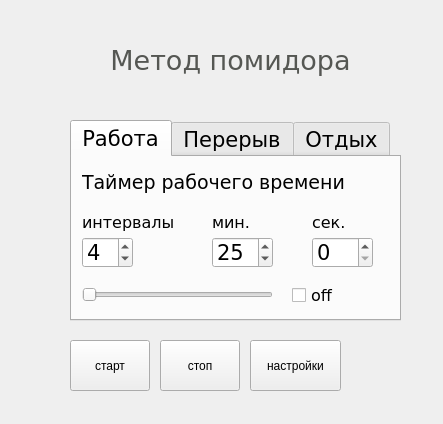
First picture: the form in ui/mainform.ui, repository newformat/gui_tomato, before the edit.
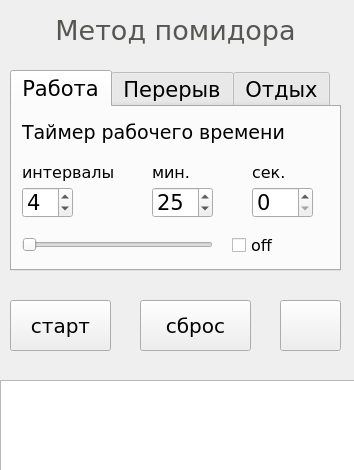
Second picture: the form after the edit. Icons and pictures are not drawn.

```diff
--- a/ui/mainform.ui
+++ b/ui/mainform.ui
@@ -6,18 +6,22 @@
    <rect>
     <x>0</x>
     <y>0</y>
-    <width>443</width>
-    <height>424</height>
+    <width>354</width>
+    <height>470</height>
    </rect>
   </property>
   <property name="windowTitle">
    <string>tomato</string>
   </property>
-  <widget class="QTabWidget" name="tabWidget">
+  <property name="windowIcon">
+   <iconset>
+    <normaloff>../pic/ico.png</normaloff>../pic/ico.png</iconset>
+  </property>
+  <widget class="QTabWidget" name="TabMenuIntervals">
    <property name="geometry">
     <rect>
-     <x>70</x>
-     <y>120</y>
+     <x>10</x>
+     <y>70</y>
      <width>331</width>
      <height>201</height>
     </rect>
@@ -430,9 +434,9 @@
   <widget class="QLabel" name="label">
    <property name="geometry">
     <rect>
-     <x>40</x>
-     <y>30</y>
-     <width>381</width>
+     <x>0</x>
+     <y>0</y>
+     <width>351</width>
      <height>61</height>
     </rect>
    </property>
@@ -448,12 +452,18 @@
   <widget class="QPushButton" name="pushButton_4">
    <property name="geometry">
     <rect>
-     <x>70</x>
-     <y>340</y>
-     <width>80</width>
+     <x>10</x>
+     <y>300</y>
+     <width>101</width>
      <height>51</height>
     </rect>
    </property>
+   <property name="font">
+    <font>
+     <family>DejaVu Sans</family>
+     <pointsize>15</pointsize>
+    </font>
+   </property>
    <property name="text">
     <string>старт</string>
    </property>
@@ -461,27 +471,56 @@
   <widget class="QPushButton" name="pushButton_3">
    <property name="geometry">
     <rect>
-     <x>250</x>
-     <y>340</y>
-     <width>91</width>
+     <x>280</x>
+     <y>300</y>
+     <width>61</width>
      <height>51</height>
     </rect>
    </property>
    <property name="text">
-    <string>настройки</string>
+    <string/>
    </property>
+   <property name="icon">
+    <iconset>
+     <normaloff>../pic/setting.png</normaloff>../pic/setting.png</iconset>
+   </property>
+   <property name="iconSize">
+    <size>
+     <width>40</width>
+     <height>40</height>
+    </size>
+   </property>
   </widget>
   <widget class="QPushButton" name="pushButton_2">
    <property name="geometry">
     <rect>
-     <x>160</x>
-     <y>340</y>
-     <width>80</width>
+     <x>140</x>
+     <y>300</y>
+     <width>111</width>
      <height>51</height>
     </rect>
    </property>
+   <property name="font">
+    <font>
+     <family>DejaVu Sans</family>
+     <pointsize>15</pointsize>
+    </font>
+   </property>
    <property name="text">
-    <string>стоп</string>
+    <string>сброс</string>
+   </property>
+  </widget>
+  <widget class="QListView" name="listView_History">
+   <property name="geometry">
+    <rect>
+     <x>0</x>
+     <y>380</y>
+     <width>361</width>
+     <height>91</height>
+    </rect>
+   </property>
+   <property name="autoScroll">
+    <bool>true</bool>
    </property>
   </widget>
  </widget>
```
Left out of the diff: 46 changed lines with no effect on the pictures.
